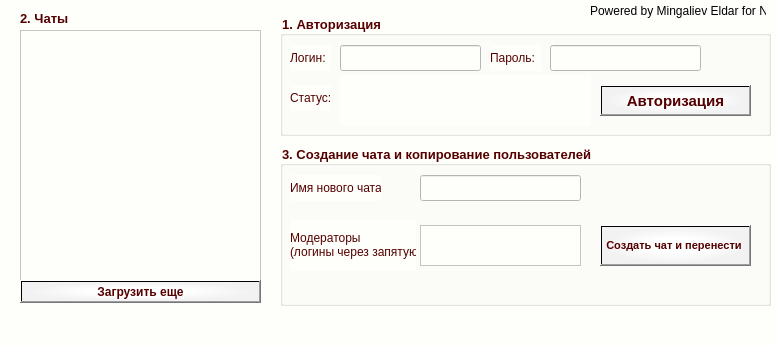
leandr92/skype_chat_admin, file UI/untitled.ui: the form before one commit.
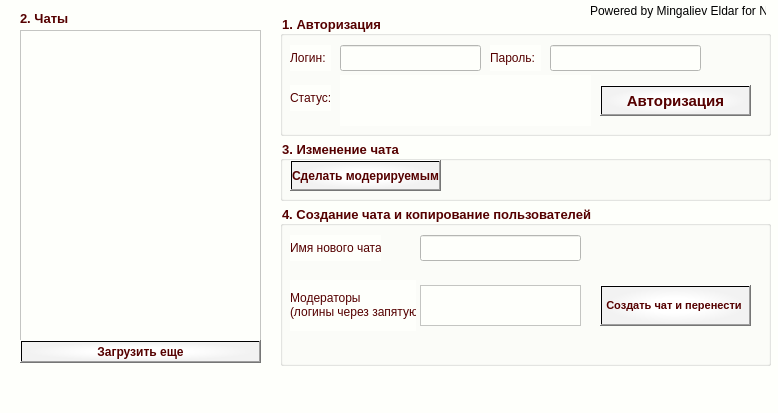
The form after the commit.

Commit message: Добавлена возможность изменения типа чата на модерируемый

Diff of the .ui file:
```diff
--- a/UI/untitled.ui
+++ b/UI/untitled.ui
@@ -7,7 +7,7 @@
     <x>0</x>
     <y>0</y>
     <width>778</width>
-    <height>346</height>
+    <height>413</height>
    </rect>
   </property>
   <property name="palette">
@@ -445,7 +445,7 @@
     <property name="geometry">
      <rect>
       <x>290</x>
-      <y>220</y>
+      <y>280</y>
       <width>126</width>
       <height>51</height>
      </rect>
@@ -463,7 +463,7 @@
       <x>20</x>
       <y>30</y>
       <width>241</width>
-      <height>251</height>
+      <height>311</height>
      </rect>
     </property>
     <property name="styleSheet">
@@ -671,7 +671,7 @@
     <property name="geometry">
      <rect>
       <x>280</x>
-      <y>145</y>
+      <y>205</y>
       <width>491</width>
       <height>161</height>
      </rect>
@@ -694,7 +694,7 @@
      <string notr="true">color: rgb(85, 0, 0);</string>
     </property>
     <property name="title">
-     <string>3. Создание чата и копирование пользователей</string>
+     <string>4. Создание чата и копирование пользователей</string>
     </property>
     <property name="alignment">
      <set>Qt::AlignLeading|Qt::AlignLeft|Qt::AlignTop</set>
@@ -825,7 +825,7 @@
     <property name="geometry">
      <rect>
       <x>20</x>
-      <y>280</y>
+      <y>340</y>
       <width>241</width>
       <height>23</height>
      </rect>
@@ -845,6 +845,54 @@
      <string>Загрузить еще</string>
     </property>
    </widget>
+   <widget class="QGroupBox" name="groupBox_2">
+    <property name="geometry">
+     <rect>
+      <x>280</x>
+      <y>140</y>
+      <width>491</width>
+      <height>61</height>
+     </rect>
+    </property>
+    <property name="font">
+     <font>
+      <family>Arial</family>
+      <pointsize>10</pointsize>
+      <weight>75</weight>
+      <bold>true</bold>
+     </font>
+    </property>
+    <property name="styleSheet">
+     <string notr="true">color: rgb(85, 0, 0);</string>
+    </property>
+    <property name="title">
+     <string>3. Изменение чата</string>
+    </property>
+    <widget class="QPushButton" name="pushButton">
+     <property name="geometry">
+      <rect>
+       <x>10</x>
+       <y>20</y>
+       <width>151</width>
+       <height>31</height>
+      </rect>
+     </property>
+     <property name="font">
+      <font>
+       <family>Arial</family>
+       <weight>75</weight>
+       <bold>true</bold>
+      </font>
+     </property>
+     <property name="styleSheet">
+      <string notr="true">background-color: qradialgradient(spread:pad, cx:0.5, cy:0.5, radius:0.5, fx:0.494, fy:0.505364, stop:0.403409 rgba(255, 255, 255, 255), stop:0.948864 rgba(242, 242, 242, 255));
+border-color: rgb(190, 190, 190);</string>
+     </property>
+     <property name="text">
+      <string>Сделать модерируемым</string>
+     </property>
+    </widget>
+   </widget>
    <zorder>groupBox</zorder>
    <zorder>groupBox_3</zorder>
    <zorder>label_3</zorder>
```
Left out of the diff: 1 changed line with no effect on the pictures. The commit also changes 4 other files.
